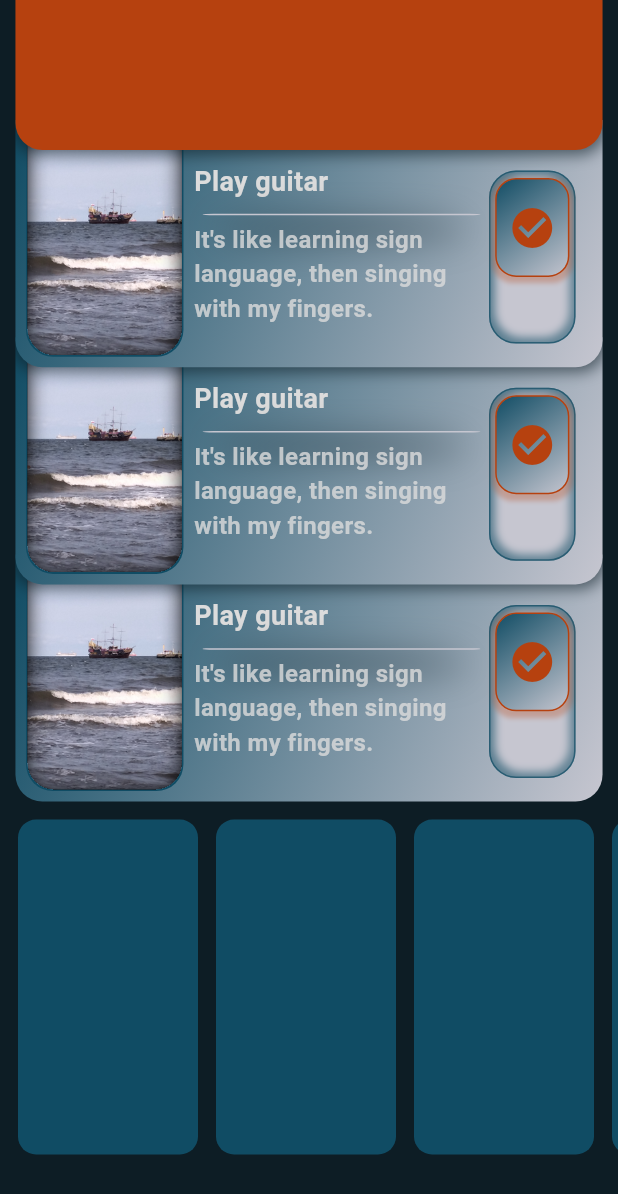
After one commit to denissavishchev/day, a Flutter app: the PlanScreen screen opened directly, on a phone screen of 412 x 824 dp. The commit adds this screen. Shown: the top 1194 px of the screen. Run offline on Flutter 3.47's test engine with Material 3 defaults, Android fonts, the phone set to English and light mode, and no system bars; our stand-ins replace hive, hive_flutter, image_picker, shared_preferences; accounts and stored records are empty.

Commit message:
plan page start

```diff
--- a/lib/screens/main_screen.dart
+++ b/lib/screens/main_screen.dart
@@ -1,4 +1,5 @@
 import 'package:day/main_provider.dart';
+import 'package:day/screens/plan_screen.dart';
 import 'package:day/screens/tasks_screen.dart';
 import 'package:day/widgets/button_widget.dart';
 import 'package:day/widgets/day_switch_widget.dart';
@@ -69,11 +70,23 @@ class MainScreen extends StatelessWidget {
                               )
                             ]
                         ),
-                        child: ButtonWidget(
-                          onTap: () => Navigator.pushReplacement(context,
-                              MaterialPageRoute(builder: (context) =>
-                              const TasksScreens())),
-                          icon: Icons.playlist_add_check_outlined,
+                        child: Row(
+                          mainAxisAlignment: MainAxisAlignment.center,
+                          children: [
+                            ButtonWidget(
+                              onTap: () => Navigator.pushReplacement(context,
+                                  MaterialPageRoute(builder: (context) =>
+                                  const TasksScreen())),
+                              icon: Icons.playlist_add_check_outlined,
+                            ),
+                            const SizedBox(width: 12,),
+                            ButtonWidget(
+                              onTap: () => Navigator.pushReplacement(context,
+                                  MaterialPageRoute(builder: (context) =>
+                                  const PlanScreen())),
+                              icon: Icons.local_play,
+                            ),
+                          ],
                         ),
                       ),
                     ),
--- /dev/null
+++ b/lib/screens/plan_screen.dart
@@ -0,0 +1,102 @@
+import 'package:day/widgets/plan_container_widget.dart';
+import 'package:flutter/material.dart';
+import 'package:provider/provider.dart';
+
+import '../constants.dart';
+import '../main_provider.dart';
+
+class PlanScreen extends StatelessWidget {
+  const PlanScreen({super.key});
+
+  @override
+  Widget build(BuildContext context) {
+    Size size = MediaQuery.sizeOf(context);
+    return Consumer<MainProvider>(
+        builder: (context, data, _){
+          return Scaffold(
+            resizeToAvoidBottomInset: false,
+            backgroundColor: kBlack,
+            body: SafeArea(
+              child: Column(
+                children: [
+                  SizedBox(
+                    width: size.width,
+                    height: size.height * 0.6 + 40,
+                    child: Stack(
+                      alignment: Alignment.center,
+                      children: [
+                        PlanContainerWidget(
+                          position: size.height * 0.4 + 40,
+                          checked: true,
+                          index: 1,
+                          text: 'Play guitar',
+                          description: 'It\'s like learning sign language, then singing with my fingers.',
+                          image: '1',
+                        ),
+                        PlanContainerWidget(
+                          position: size.height * 0.2 + 60,
+                          checked: true,
+                          index: 1,
+                          text: 'Play guitar',
+                          description: 'It\'s like learning sign language, then singing with my fingers.',
+                          image: '1',
+                        ),
+                        const PlanContainerWidget(
+                          position: 80,
+                          checked: true,
+                          index: 1,
+                          text: 'Play guitar',
+                          description: 'It\'s like learning sign language, then singing with my fingers.',
+                          image: '1',
+                        ),
+                        Positioned(
+                          top: 0,
+                          child: Container(
+                            height: 100,
+                            width: size.width * 0.95,
+                            alignment: Alignment.center,
+                            decoration: BoxDecoration(
+                                color: kRed,
+                                borderRadius: const BorderRadius.vertical(bottom: Radius.circular(18)),
+                                boxShadow: [
+                                  BoxShadow(
+                                      color: kBlack.withOpacity(0.6),
+                                      blurRadius: 8,
+                                      spreadRadius: 2,
+                                      offset: const Offset(0, 1)
+                                  )
+                                ]
+                            ),
+                          ),
+                        ),
+                      ],
+                    ),
+                  ),
+                  SizedBox(
+                    width: size.width,
+                    height: size.height * 0.3,
+                    child: ListView.builder(
+                      padding: const EdgeInsets.only(right: 12),
+                      scrollDirection: Axis.horizontal,
+                      itemCount: 20,
+                        itemBuilder: (context, index){
+                          return Container(
+                            width: 120,
+                            height: size.height * 0.3,
+                            margin: const EdgeInsets.fromLTRB(12, 12, 0, 12),
+                            decoration: const BoxDecoration(
+                              color: kBlue,
+                              borderRadius: BorderRadius.all(Radius.circular(12))
+                            ),
+                          );
+                        }
+                    ),
+                  )
+                ],
+              ),
+            ),
+          );
+        }
+    );
+  }
+}
--- a/lib/screens/tasks_screen.dart
+++ b/lib/screens/tasks_screen.dart
@@ -10,8 +10,8 @@ import 'package:provider/provider.dart';
 import '../constants.dart';
 import 'dart:io';
 
-class TasksScreens extends StatelessWidget {
-  const TasksScreens({super.key});
+class TasksScreen extends StatelessWidget {
+  const TasksScreen({super.key});
 
   @override
   Widget build(BuildContext context) {
--- /dev/null
+++ b/lib/widgets/plan_container_widget.dart
@@ -0,0 +1,136 @@
+import 'package:day/main_provider.dart';
+import 'package:flutter/cupertino.dart';
+import 'package:flutter/material.dart';
+import 'package:provider/provider.dart';
+import '../constants.dart';
+import 'switch_button_widget.dart';
+
+class PlanContainerWidget extends StatelessWidget {
+  const PlanContainerWidget({
+    super.key,
+    required this.position,
+    required this.checked,
+    required this.index,
+    required this.text,
+    required this.description,
+    required this.image,
+  });
+
+  final double position;
+  final bool checked;
+  final int index;
+  final String text;
+  final String description;
+  final String image;
+
+  @override
+  Widget build(BuildContext context) {
+    Size size = MediaQuery.sizeOf(context);
+    return Consumer<MainProvider>(
+        builder: (context, data, _){
+          return Positioned(
+            top: position,
+            child: Container(
+              height: size.height * 0.2,
+              width: size.width * 0.95,
+              decoration: BoxDecoration(
+                  gradient: const LinearGradient(
+                    colors: [
+                      kGrey,
+                      kBlue,
+                    ],
+                    begin: Alignment.bottomRight,
+                    end: Alignment.topLeft,
+                  ),
+                  borderRadius: const BorderRadius.vertical(bottom: Radius.circular(18)),
+                  boxShadow: [
+                    BoxShadow(
+                        color: kBlack.withOpacity(0.6),
+                        blurRadius: 8,
+                        spreadRadius: 2,
+                        offset: const Offset(0, 1)
+                    )
+                  ]
+              ),
+              child: Row(
+                mainAxisAlignment: MainAxisAlignment.spaceBetween,
+                children: [
+                  Container(
+                    width: size.width * 0.25,
+                    clipBehavior: Clip.hardEdge,
+                    margin: const EdgeInsets.all(8),
+                    decoration: BoxDecoration(
+                        image: DecorationImage(
+                          image: AssetImage('assets/images/$image.jpg'),fit: BoxFit.cover,
+                        ),
+                        borderRadius: const BorderRadius.vertical(bottom: Radius.circular(18)),
+                        boxShadow: const [
+                          BoxShadow(
+                            color: kBlue,
+                            spreadRadius: 1,
+                          )
+                        ]
+                    ),
+                    child: Image.asset('assets/images/shadow.png', fit: BoxFit.fill,),
+                  ),
+                  Expanded(
+                    child: Padding(
+                      padding: const EdgeInsets.only(top: 28, bottom: 8),
+                      child: Column(
+                        crossAxisAlignment: CrossAxisAlignment.start,
+                        children: [
+                          Text(text,
+                            style: const TextStyle(color: kWhite, fontSize: 18, fontWeight: FontWeight.bold),),
+                          const SizedBox(height: 4,),
+                          Center(
+                            child: Stack(
+                              alignment: Alignment.center,
+                              children: [
+                                Container(
+                                  width: size.width * 0.4,
+                                  height: 10,
+                                  decoration: BoxDecoration(
+                                      borderRadius: const BorderRadius.all(Radius.elliptical(150, 10)),
+                                      boxShadow: [
+                                        BoxShadow(
+                                            color: kBlack.withOpacity(0.5),
+                                            blurRadius: 20,
+                                            spreadRadius: 1.5,
+                                            offset: const Offset(0, 10)
+                                        )
+                                      ]
+                                  ),
+                                ),
+                                Container(
+                                  width: size.width * 0.45,
+                                  height: 1,
+                                  decoration: const BoxDecoration(
+                                    color: kGrey,
+                                    borderRadius: BorderRadius.all(Radius.elliptical(150, 10)),
+                                  ),
+                                ),
+                              ],
+                            ),
+                          ),
+                          Expanded(
+                            child: SingleChildScrollView(
+                              child: Text(description,
+                                style: TextStyle(color: kWhite.withOpacity(0.8), fontSize: 16, fontWeight: FontWeight.bold),),
+                            ),
+                          ),
+                        ],
+                      ),
+                    ),
+                  ),
+                  SwitchButtonWidget(
+                      checked: checked,
+                      onTap: () => data.switchChecked(index)
+                  ),
+                ],
+              ),
+            ),
+          );
+        }
+    );
+  }
+}
```
